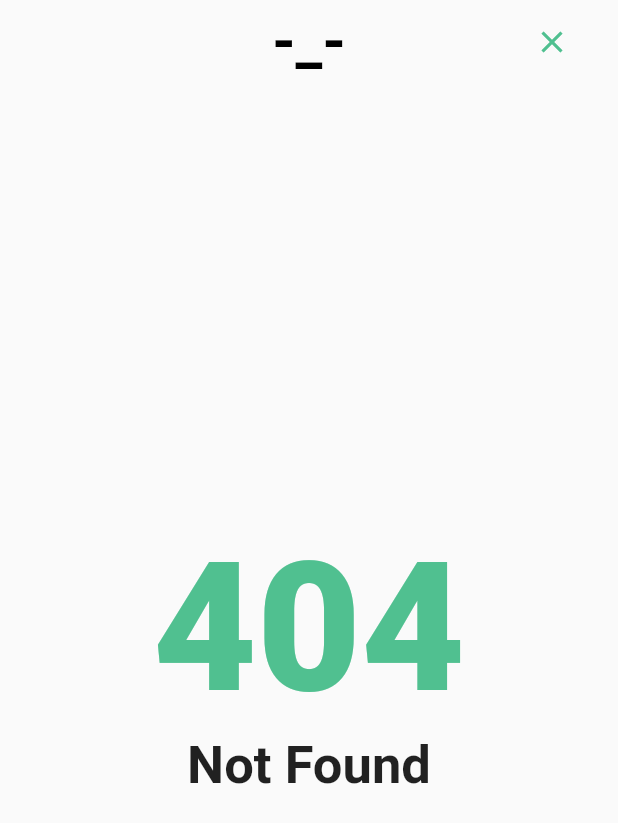
After one commit to moepoi/moepoi.dev, a Flutter app: the NotFound screen opened directly, on a phone screen of 412 x 824 dp. The commit adds this screen. Shown: the top 823 px of the screen. Run offline on Flutter 3.47's test engine with Material 2 defaults, Android fonts, the phone set to English and light mode, and no system bars; our stand-ins replace flutter_svg, page_transition.

Commit message:
Add 404 page

```diff
--- a/lib/main.dart
+++ b/lib/main.dart
@@ -6,6 +6,7 @@ import 'package:moepoi_site/screens/home.dart';
 import 'package:moepoi_site/screens/projects.dart';
 import 'package:moepoi_site/screens/resume.dart';
 import 'package:moepoi_site/screens/skills.dart';
+import 'package:moepoi_site/screens/not_found.dart';
 
 void main() {
   setUrlStrategy(PathUrlStrategy());
@@ -36,7 +37,7 @@ class _MoepoiState extends State<Moepoi> {
           case '/projects':
             return PageTransition(child: const Projects(), type: PageTransitionType.rightToLeft, settings: settings);
           default:
-            return PageTransition(child: const Home(), type: PageTransitionType.fade, settings: settings);
+            return PageTransition(child: const NotFound(), type: PageTransitionType.rotate, alignment: Alignment.bottomCenter, duration: const Duration(seconds: 1), settings: settings);
         }
       },
     );
--- /dev/null
+++ b/lib/screens/not_found.dart
@@ -0,0 +1,46 @@
+import 'package:flutter/material.dart';
+
+import 'package:moepoi_site/utils/utils.dart';
+
+class NotFound extends StatelessWidget {
+  const NotFound({Key? key}) : super(key: key);
+
+  @override
+  Widget build(BuildContext context) {
+    return Title(
+      title: 'Moe Poi | 404',
+      color: const Color.fromARGB(255, 80, 192, 144),
+      child: Scaffold(
+        appBar: AppBar(
+          title: const Text('-_-', style: TextStyle(color: Colors.black, fontWeight: FontWeight.w700, fontSize: 40.0),),
+          centerTitle: true,
+          backgroundColor: Colors.transparent,
+          elevation: 0.0,
+          automaticallyImplyLeading: false,
+          actions: [
+            Container(
+              margin: const EdgeInsets.only(right: 20),
+              child: IconButton(
+                icon: const Icon(Icons.close, color: Color.fromARGB(255, 80, 192, 144),),
+                onPressed: () {
+                  Navigator.pop(context);
+                },
+              ),
+            ),
+          ],
+        ),
+        body: Center(
+          child: ScrollConfiguration(
+            behavior: HideScrollGlow(),
+            child: ListView(
+              shrinkWrap: true,
+              children: const [
+                Center(child: Text('404', style: TextStyle(fontSize: 120, fontWeight: FontWeight.w800, color: Color.fromARGB(255, 80, 192, 144)),)),
+                Center(child: Text('Not Found', style: TextStyle(fontSize: 35, fontWeight: FontWeight.w600),)),
+              ]
+            ),
+          ),
+        )
+    ));
+  }
+}
```
